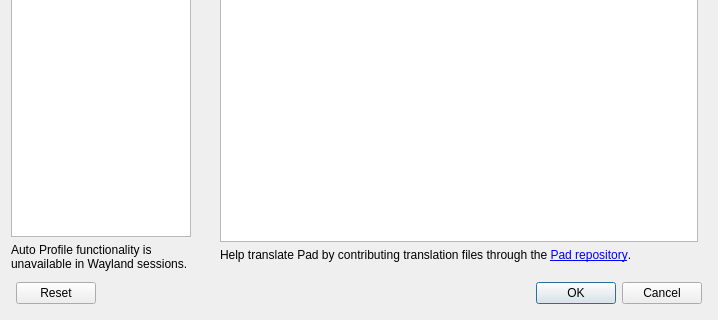
Qt form src/gui/mainsettingsdialog.ui (davaughnl/Pad) before a commit; both pictures show x 0 to 718 and y 364 to 684 of the 718 by 684 pixel window.
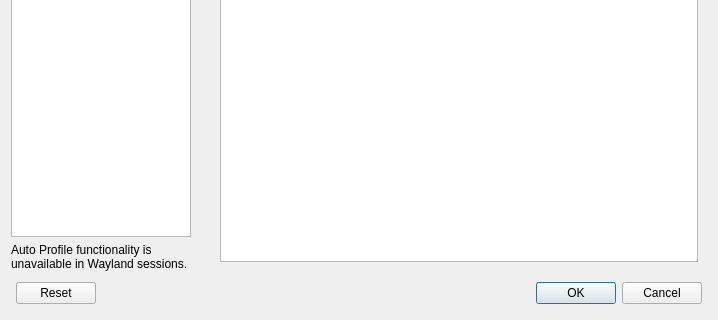
The same form after that commit. Icons and pictures are not drawn.

Commit message: Fix status row clipping and remove Language help paragraph

Patch:
```diff
--- a/src/gui/mainsettingsdialog.ui
+++ b/src/gui/mainsettingsdialog.ui
@@ -706,19 +706,7 @@
            </item>
           </widget>
          </item>
-         <item>
-          <widget class="QLabel" name="label_translation_help">
-           <property name="text">
-            <string>Help translate Pad by contributing translation files through the &lt;a href=&quot;https://github.com/davaughnl/Pad&quot;&gt;Pad repository&lt;/a&gt;.</string>
-           </property>
-           <property name="textFormat">
-            <enum>Qt::TextFormat::RichText</enum>
-           </property>
-           <property name="openExternalLinks">
-            <bool>true</bool>
-           </property>
-          </widget>
-         </item>
+
         </layout>
        </widget>
        <widget class="QWidget" name="autoProfileSettingsPage">
```
The commit also changes 2 other files.
